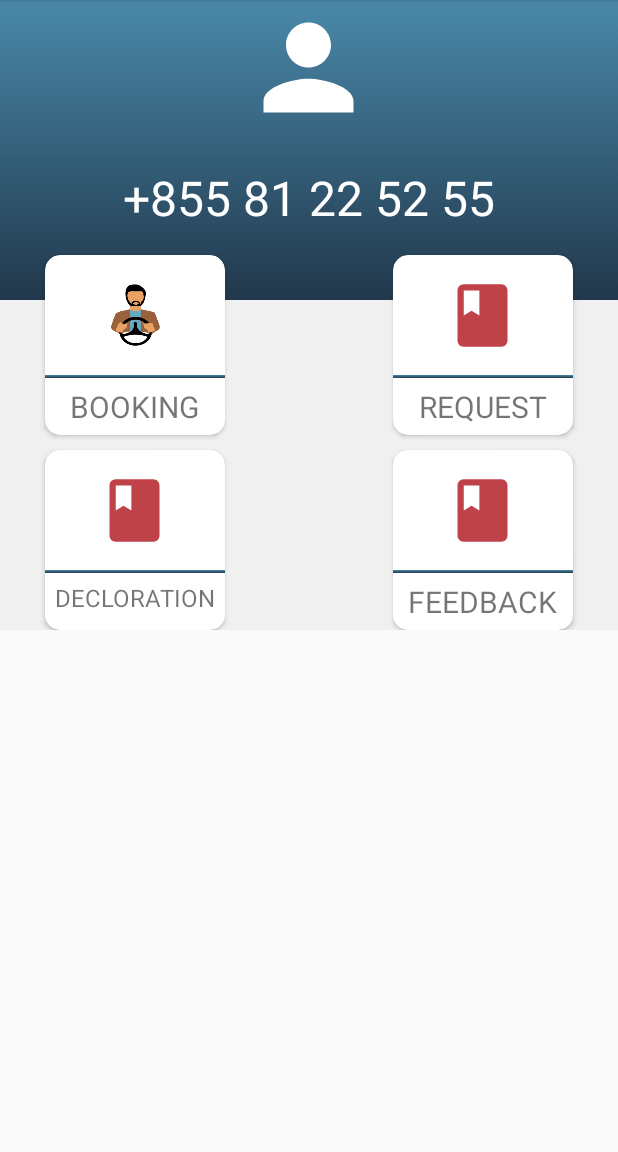
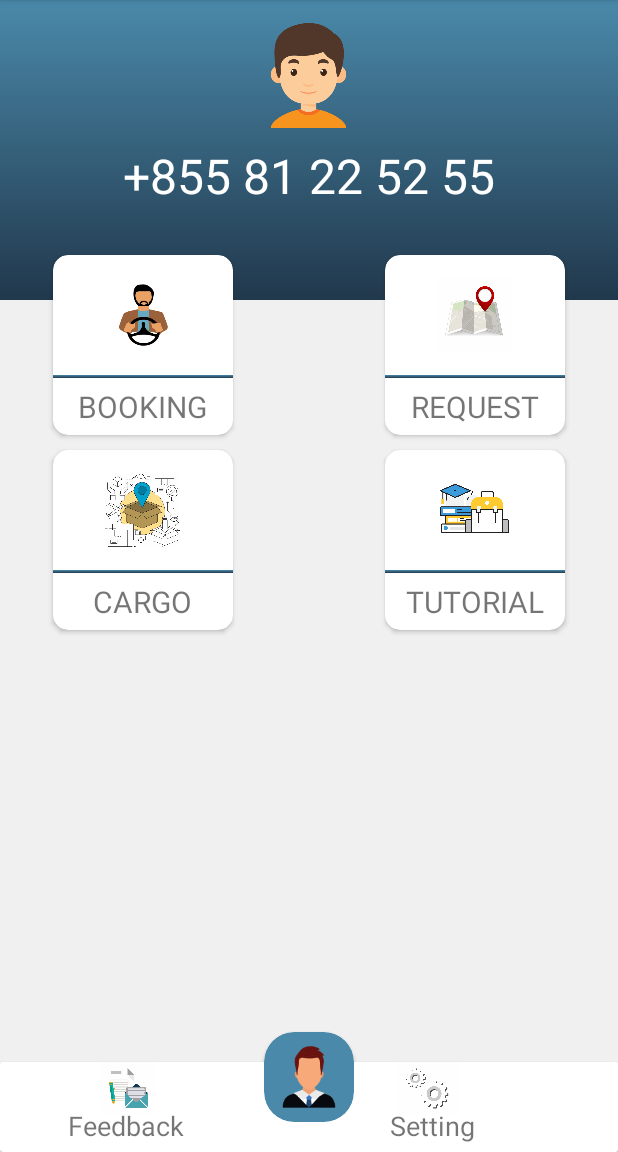
Before and after one commit to VuthyVey/WorkPlease, an Android app: the Homepage screen opened directly, with no data from a screen before it, on a phone screen of 412 x 824 dp, the part 84-1236 px from its top. Run offline under Robolectric (Android 15) with nearby library versions, the phone set to English and light mode, and no system bars.

Commit message:
homepage4

```diff
--- a/app/src/main/res/layout/activity_homepage.xml
+++ b/app/src/main/res/layout/activity_homepage.xml
@@ -7,15 +7,11 @@
     tools:context="com.example.vuthy.workplease.Homepage"
     android:orientation="vertical">
 
-    <ScrollView
-        android:layout_width="match_parent"
-        android:layout_height="match_parent">
 
         <RelativeLayout
             android:layout_width="match_parent"
             android:layout_height="match_parent"
             android:background="#F0F0F1">
-
 
             <LinearLayout
                 android:layout_width="match_parent"
@@ -24,16 +20,17 @@
                 android:orientation="vertical">
 
                 <ImageView
-                    android:layout_width="90dp"
-                    android:layout_height="90dp"
+                    android:layout_width="70dp"
+                    android:layout_height="70dp"
                     android:layout_gravity="center"
-                    android:src="@drawable/ic_person_black_24dp" />
+                    android:src="@drawable/boy"
+                    android:layout_marginTop="15dp"/>
 
                 <TextView
                     android:layout_width="wrap_content"
                     android:layout_height="wrap_content"
                     android:layout_gravity="center"
-                    android:layout_marginTop="20dp"
+                    android:layout_marginTop="10dp"
                     android:text="+855 81 22 52 55"
                     android:textColor="#ffffff"
                     android:textSize="32sp" />
@@ -44,7 +41,7 @@
                 android:layout_width="120dp"
                 android:layout_height="120dp"
                 android:layout_alignParentStart="true"
-                android:layout_marginHorizontal="30dp"
+                android:layout_marginHorizontal="35dp"
                 android:layout_marginTop="170dp"
                 app:cardCornerRadius="10dp"
                 android:id="@+id/booking_home">
@@ -79,7 +76,7 @@
                 android:layout_width="120dp"
                 android:layout_height="120dp"
                 android:layout_alignParentRight="true"
-                android:layout_marginHorizontal="30dp"
+                android:layout_marginHorizontal="35dp"
                 android:layout_marginTop="170dp"
                 app:cardCornerRadius="10dp">
 
@@ -88,7 +85,7 @@
                     android:layout_height="50dp"
                     android:layout_gravity="center_horizontal"
                     android:layout_marginTop="15dp"
-                    android:src="@drawable/booking" />
+                    android:src="@drawable/request" />
 
                 <View
                     android:layout_width="match_parent"
@@ -113,7 +110,7 @@
                 android:layout_width="120dp"
                 android:layout_height="120dp"
                 android:layout_alignParentStart="true"
-                android:layout_marginHorizontal="30dp"
+                android:layout_marginHorizontal="35dp"
                 android:layout_marginTop="300dp"
                 app:cardCornerRadius="10dp">
 
@@ -122,7 +119,7 @@
                     android:layout_height="50dp"
                     android:layout_gravity="center_horizontal"
                     android:layout_marginTop="15dp"
-                    android:src="@drawable/booking" />
+                    android:src="@drawable/cargo" />
 
                 <View
                     android:layout_width="match_parent"
@@ -136,9 +133,9 @@
                     android:layout_height="wrap_content"
                     android:layout_gravity="center_horizontal"
                     android:layout_marginTop="87dp"
-                    android:text="Decloration"
+                    android:text="Cargo"
                     android:textAllCaps="true"
-                    android:textSize="16dp" />
+                    android:textSize="20dp" />
 
             </android.support.v7.widget.CardView>
 
@@ -146,7 +143,7 @@
                 android:layout_width="120dp"
                 android:layout_height="120dp"
                 android:layout_alignParentRight="true"
-                android:layout_marginHorizontal="30dp"
+                android:layout_marginHorizontal="35dp"
                 android:layout_marginTop="300dp"
                 app:cardCornerRadius="10dp">
 
@@ -155,7 +152,7 @@
                     android:layout_height="50dp"
                     android:layout_gravity="center_horizontal"
                     android:layout_marginTop="15dp"
-                    android:src="@drawable/booking" />
+                    android:src="@drawable/tutorial" />
 
                 <View
                     android:layout_width="match_parent"
@@ -169,12 +166,60 @@
                     android:layout_height="wrap_content"
                     android:layout_gravity="center_horizontal"
                     android:layout_marginTop="87dp"
-                    android:text="Feedback"
+                    android:text="Tutorial"
                     android:textAllCaps="true"
                     android:textSize="20dp" />
 
             </android.support.v7.widget.CardView>
+
+            <android.support.v7.widget.CardView
+                android:layout_width="match_parent"
+                android:layout_height="60dp"
+                android:layout_alignParentBottom="true"
+                >
+                <ImageView
+                    android:layout_width="40dp"
+                    android:layout_height="35dp"
+                    android:src="@drawable/feedback"
+                    android:layout_marginHorizontal="65dp"/>
+                <TextView
+                    android:layout_width="wrap_content"
+                    android:layout_height="wrap_content"
+                    android:text="Feedback"
+                    android:layout_marginHorizontal="45dp"
+                    android:layout_marginTop="30dp"
+                    android:textSize="18dp"/>
+
+                <ImageView
+                    android:layout_width="40dp"
+                    android:layout_height="35dp"
+                    android:src="@drawable/setting"
+                    android:layout_marginHorizontal="265dp"/>
+                <TextView
+                    android:layout_width="wrap_content"
+                    android:layout_height="wrap_content"
+                    android:text="Setting"
+                    android:layout_marginLeft="260dp"
+                    android:layout_marginTop="30dp"
+                    android:textSize="18dp"/>
+
+            </android.support.v7.widget.CardView>
+            <android.support.v7.widget.CardView
+                android:layout_width="60dp"
+                android:layout_height="60dp"
+                android:layout_alignParentBottom="true"
+                android:layout_marginBottom="20dp"
+                android:layout_centerInParent="true"
+                app:cardCornerRadius="20dp"
+                app:cardBackgroundColor="#4A89AA">
+
+                <ImageView
+                    android:layout_width="match_parent"
+                    android:layout_height="match_parent"
+                    android:src="@drawable/man"/>
+            </android.support.v7.widget.CardView>
         </RelativeLayout>
 
-    </ScrollView>
+
+
 </LinearLayout>
```
Also changed, not shown: app/src/main/res/drawable-ldpi/customer.png (deleted), app/src/main/res/drawable-xhdpi/boy.png (added), app/src/main/res/drawable-xhdpi/cargo.jpg (added), app/src/main/res/drawable-xhdpi/feedback.jpg (added), app/src/main/res/drawable-xhdpi/man.png (added), app/src/main/res/drawable-xhdpi/request.jpg (added), app/src/main/res/drawable-xhdpi/setting.jpg (added), app/src/main/res/drawable-xhdpi/tutorial.png (added), app/src/main/res/drawable-xxxhdpi/customer.png (deleted).
